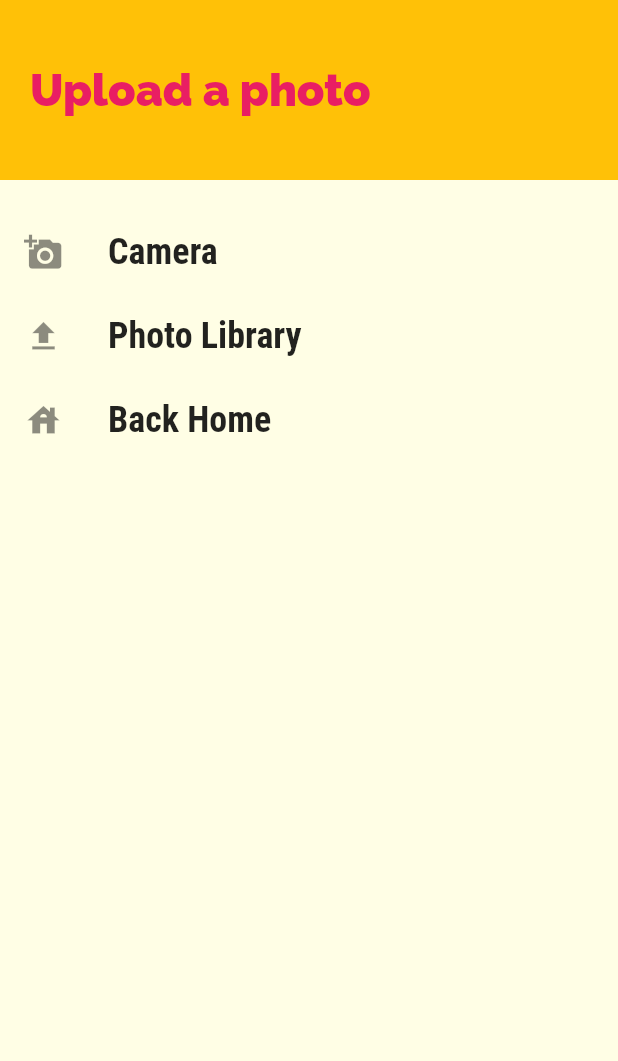
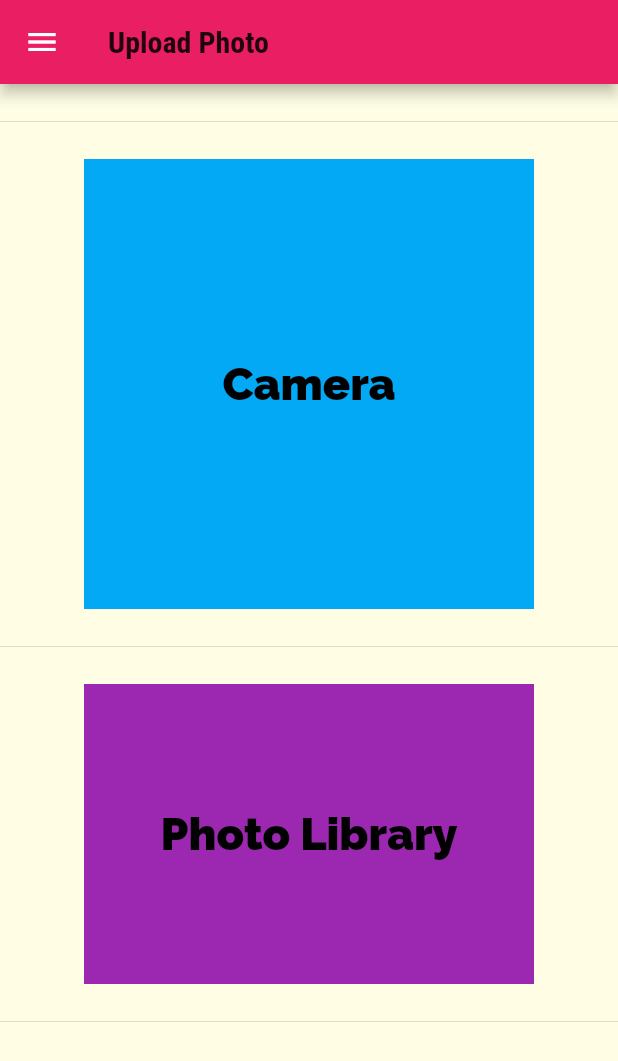
Before and after one commit to adiel1892/helpGrandmaProject, a Flutter app: the UploadPhoto screen opened by its route, on a phone screen of 412 x 824 dp. Shown: the top 1061 px of the screen. Run offline on Flutter 3.47's test engine with Material 2 defaults, Android fonts, the phone set to English and light mode, and no system bars.

Commit message:
changing the upload photos

```diff
--- a/lib/screens/activity_detail_screen.dart
+++ b/lib/screens/activity_detail_screen.dart
@@ -39,7 +39,7 @@ class ActivityDetailScreen extends StatelessWidget {
   Widget build(BuildContext context) {
     final activityId = ModalRoute.of(context)!.settings.arguments as String;
     final selectedActivity =
-        DUMMY_ACTIVITIES.firstWhere((meal) => meal.id == activityId);
+        DUMMY_ACTIVITIES.firstWhere((activity) => activity.id == activityId);
     return Scaffold(
       appBar: AppBar(
         title: Text('${selectedActivity.title}'),
@@ -90,12 +90,12 @@ class ActivityDetailScreen extends StatelessWidget {
           ],
         ),
       ),
-      floatingActionButton: FloatingActionButton(
-        child: Icon(
-          isFavorite(activityId) ? Icons.star : Icons.star_border,
-        ),
-        onPressed: () => toggleFavorite(activityId),
-      ),
+      // floatingActionButton: FloatingActionButton(
+      //   child: Icon(
+      //     isFavorite(activityId) ? Icons.star : Icons.star_border,
+      //   ),
+      //   onPressed: () => toggleFavorite(activityId),
+      // ),
     );
   }
 }
--- a/lib/screens/category_activities_screen.dart
+++ b/lib/screens/category_activities_screen.dart
@@ -31,8 +31,8 @@ class _CategoryActivitiessScreen extends State<CategoryActivitiessScreen> {
           ModalRoute.of(context)?.settings.arguments as Map<String, String>;
       categoryTitle = routeArgs['title']!;
       final categoryId = routeArgs['id'];
-      displayedActivities = widget.availableActivities.where((meal) {
-        return meal.categories.contains(categoryId);
+      displayedActivities = widget.availableActivities.where((activity) {
+        return activity.categories.contains(categoryId);
       }).toList();
       _loadedInitData = true;
     }
--- a/lib/screens/home_screen.dart
+++ b/lib/screens/home_screen.dart
@@ -24,7 +24,10 @@ class _HomeScreenState extends State<HomeScreen> {
         body: Column(
           children: [
             // to make space
-            const SizedBox(
+            // const SizedBox(
+            //   height: 50,
+            // ),
+            const Divider(
               height: 50,
             ),
             Center(
@@ -49,13 +52,12 @@ class _HomeScreenState extends State<HomeScreen> {
                 ),
               ),
             ),
-            // to make space
-            const SizedBox(
+            const Divider(
               height: 50,
             ),
             Center(
               child: Container(
-                height: 300,
+                height: 200,
                 width: 300,
                 padding: const EdgeInsets.all(20),
                 alignment: Alignment.center,
@@ -69,6 +71,9 @@ class _HomeScreenState extends State<HomeScreen> {
                 ),
               ),
             ),
+            const Divider(
+              height: 50,
+            ),
           ],
         ));
   }
--- a/lib/widgets/upload_photo.dart
+++ b/lib/widgets/upload_photo.dart
@@ -1,64 +1,148 @@
+// import 'package:flutter/material.dart';
+
+// class UploadPhoto extends StatelessWidget {
+//   static const routeName = './upload_photo';
+//   const UploadPhoto({super.key});
+
+//   Widget buildListTile(
+//       String title, IconData iconData, VoidCallback tapHandler) {
+//     return ListTile(
+//       leading: Icon(
+//         iconData,
+//         size: 26,
+//       ),
+//       title: Text(
+//         title,
+//         style: const TextStyle(
+//           fontFamily: 'RobotoCondensed',
+//           fontSize: 24,
+//           fontWeight: FontWeight.bold,
+//         ),
+//       ),
+//       onTap: tapHandler,
+//     );
+//   }
+
+//   @override
+//   Widget build(BuildContext context) {
+//     return Scaffold(
+//       // appBar: AppBar(
+//       //   title: const Text('The Score Table'),
+//       // ),
+//       body: Column(
+//         children: <Widget>[
+//           Container(
+//             height: 120,
+//             width: double.infinity,
+//             padding: const EdgeInsets.all(20),
+//             alignment: Alignment.centerLeft,
+//             color: Theme.of(context).accentColor,
+//             child: Text(
+//               'Upload a photo',
+//               style: TextStyle(
+//                   fontWeight: FontWeight.w900,
+//                   fontSize: 30,
+//                   color: Theme.of(context).primaryColor),
+//             ),
+//           ),
+//           const SizedBox(
+//             height: 20,
+//           ),
+//           buildListTile('Camera', Icons.add_a_photo, () {
+//             // Navigator.of(context).pushReplacementNamed('/');
+//           }),
+//           buildListTile('Photo Library', Icons.file_upload, () {
+//             // Navigator.of(context).pushReplacementNamed(TableScore.routeName);
+//           }),
+//           buildListTile('Back Home', Icons.house, () {
+//             Navigator.of(context).pushReplacementNamed('/');
+//           }),
+//         ],
+//       ),
+//     );
+//   }
+// }
+
 import 'package:flutter/material.dart';
+import 'package:meals_project/screens/pictures_screen.dart';
 
-class UploadPhoto extends StatelessWidget {
+import '../widgets/main_drawer.dart';
+
+class UploadPhoto extends StatefulWidget {
   static const routeName = './upload_photo';
   const UploadPhoto({super.key});
 
-  Widget buildListTile(
-      String title, IconData iconData, VoidCallback tapHandler) {
-    return ListTile(
-      leading: Icon(
-        iconData,
-        size: 26,
-      ),
-      title: Text(
-        title,
-        style: const TextStyle(
-          fontFamily: 'RobotoCondensed',
-          fontSize: 24,
-          fontWeight: FontWeight.bold,
-        ),
-      ),
-      onTap: tapHandler,
-    );
+  @override
+  State<UploadPhoto> createState() => _UploadPhotoState();
 }
 
+class _UploadPhotoState extends State<UploadPhoto> {
   @override
   Widget build(BuildContext context) {
     return Scaffold(
-      // appBar: AppBar(
-      //   title: const Text('The Score Table'),
-      // ),
+        appBar: AppBar(
+          title: Text(
+            'Upload Photo',
+            style: Theme.of(context).textTheme.titleMedium,
+          ),
+        ),
+        drawer: const MainDrawer(),
         body: Column(
-        children: <Widget>[
-          Container(
-            height: 120,
-            width: double.infinity,
+          children: [
+            const Divider(
+              height: 50,
+            ),
+            Center(
+              child: InkWell(
+                onTap: () {
+                  // Navigator.of(context)
+                  //     .pushReplacementNamed(PicturesScreen.routeName);
+                },
+                child: Container(
+                  height: 300,
+                  width: 300,
                   padding: const EdgeInsets.all(20),
-            alignment: Alignment.centerLeft,
-            color: Theme.of(context).accentColor,
-            child: Text(
-              'Upload a photo',
+                  alignment: Alignment.center,
+                  color: Colors.lightBlue,
+                  child: const Text(
+                    'Camera',
                     style: TextStyle(
                         fontWeight: FontWeight.w900,
                         fontSize: 30,
-                  color: Theme.of(context).primaryColor),
+                        color: Colors.black),
                   ),
                 ),
-          const SizedBox(
-            height: 20,
               ),
-          buildListTile('Camera', Icons.add_a_photo, () {
-            // Navigator.of(context).pushReplacementNamed('/');
-          }),
-          buildListTile('Photo Library', Icons.file_upload, () {
-            // Navigator.of(context).pushReplacementNamed(TableScore.routeName);
-          }),
-          buildListTile('Back Home', Icons.house, () {
-            Navigator.of(context).pushReplacementNamed('/');
-          }),
+            ),
+            const Divider(
+              height: 50,
+            ),
+            Center(
+              child: InkWell(
+                onTap: () {
+                  // Navigator.of(context)
+                  //     .pushReplacementNamed(PicturesScreen.routeName);
+                },
+                child: Container(
+                  height: 200,
+                  width: 300,
+                  padding: const EdgeInsets.all(20),
+                  alignment: Alignment.center,
+                  color: Colors.purple,
+                  child: const Text(
+                    'Photo Library',
+                    style: TextStyle(
+                        fontWeight: FontWeight.w900,
+                        fontSize: 30,
+                        color: Colors.black),
+                  ),
+                ),
+              ),
+            ),
+            const Divider(
+              height: 50,
+            ),
           ],
-      ),
-    );
+        ));
   }
 }
```
Lines whose indentation alone changed are shown as unchanged.
